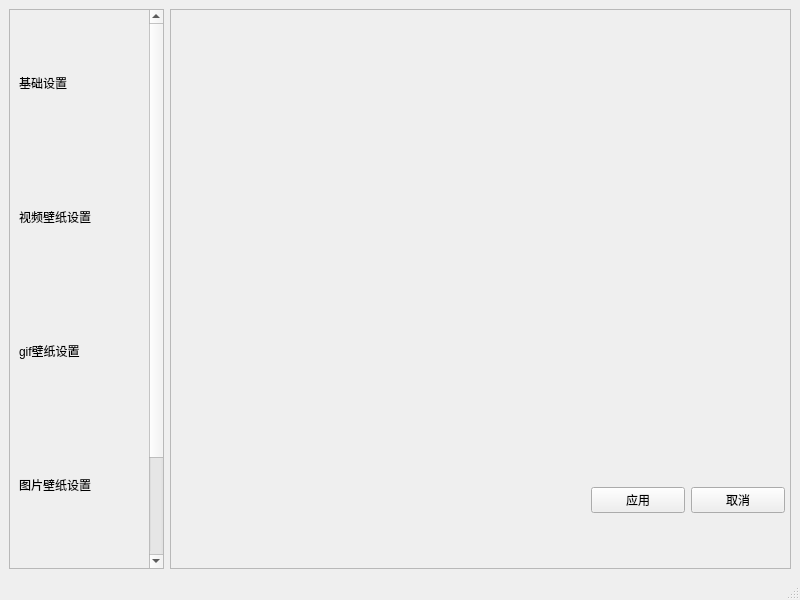
Before: the Qt Designer form DesktopManager/widgets/mainwindow.ui in PureBulb/BulbDesktop, drawn with Qt 5.
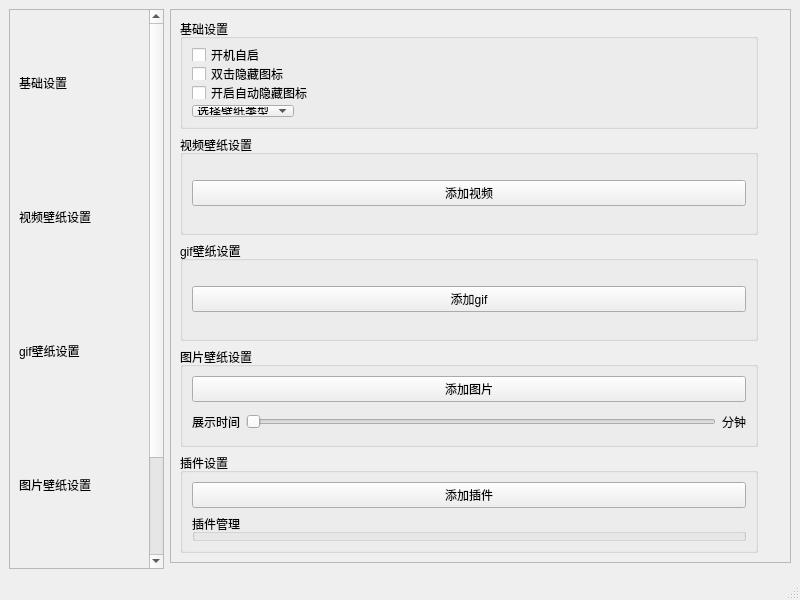
After: the same form once the commit is applied.

The edit to the form file:
```diff
--- a/DesktopManager/widgets/mainwindow.ui
+++ b/DesktopManager/widgets/mainwindow.ui
@@ -15,54 +15,7 @@
   </property>
   <widget class="QWidget" name="centralwidget">
    <layout class="QGridLayout" name="gridLayout" columnstretch="2,8">
-    <item row="0" column="1">
-     <layout class="QVBoxLayout" name="verticalLayout_2">
-      <item>
-       <widget class="QScrollArea" name="scrollArea_2">
-        <property name="widgetResizable">
-         <bool>true</bool>
-        </property>
-        <widget class="QWidget" name="scrollAreaWidgetContents_2">
-         <property name="geometry">
-          <rect>
-           <x>0</x>
-           <y>0</y>
-           <width>617</width>
-           <height>527</height>
-          </rect>
-         </property>
-         <widget class="QWidget" name="horizontalLayoutWidget">
-          <property name="geometry">
-           <rect>
-            <x>420</x>
-            <y>450</y>
-            <width>194</width>
-            <height>80</height>
-           </rect>
-          </property>
-          <layout class="QHBoxLayout" name="horizontalLayout">
-           <item>
-            <widget class="QPushButton" name="applyButton">
-             <property name="text">
-              <string>应用</string>
-             </property>
-            </widget>
-           </item>
-           <item>
-            <widget class="QPushButton" name="cancelButton">
-             <property name="text">
-              <string>取消</string>
-             </property>
-            </widget>
-           </item>
-          </layout>
-         </widget>
-        </widget>
-       </widget>
-      </item>
-     </layout>
-    </item>
-    <item row="0" column="0">
+    <item row="0" column="0" rowspan="2">
      <layout class="QVBoxLayout" name="verticalLayout">
       <item>
        <widget class="QScrollArea" name="labelsScrollArea">
@@ -143,6 +96,257 @@
              <string>插件设置</string>
             </property>
            </widget>
+          </item>
+         </layout>
+         <zorder>graphCfgLabel</zorder>
+         <zorder>pluginCfgLabel</zorder>
+         <zorder>baseCfgLabel</zorder>
+         <zorder>videoCfgLabel</zorder>
+         <zorder>gifCfgLabel</zorder>
+        </widget>
+       </widget>
+      </item>
+     </layout>
+    </item>
+    <item row="0" column="1">
+     <layout class="QVBoxLayout" name="verticalLayout_2">
+      <item>
+       <widget class="QScrollArea" name="ConfigScrollArea">
+        <property name="horizontalScrollBarPolicy">
+         <enum>Qt::ScrollBarAlwaysOff</enum>
+        </property>
+        <property name="sizeAdjustPolicy">
+         <enum>QAbstractScrollArea::AdjustToContents</enum>
+        </property>
+        <property name="widgetResizable">
+         <bool>false</bool>
+        </property>
+        <widget class="QWidget" name="scrollAreaWidgetContents_2">
+         <property name="geometry">
+          <rect>
+           <x>0</x>
+           <y>-25</y>
+           <width>596</width>
+           <height>552</height>
+          </rect>
+         </property>
+         <layout class="QGridLayout" name="gridLayout_2">
+          <item row="0" column="0">
+           <layout class="QVBoxLayout" name="baseCfgLayout">
+            <item>
+             <widget class="QGroupBox" name="baseCfgGroupBox">
+              <property name="minimumSize">
+               <size>
+                <width>0</width>
+                <height>100</height>
+               </size>
+              </property>
+              <property name="title">
+               <string>基础设置</string>
+              </property>
+              <layout class="QVBoxLayout" name="verticalLayout_5">
+               <item>
+                <widget class="QCheckBox" name="autoLaunchCheckBox">
+                 <property name="text">
+                  <string>开机自启</string>
+                 </property>
+                </widget>
+               </item>
+               <item>
+                <widget class="QCheckBox" name="doubleClickedHideCheckBox">
+                 <property name="text">
+                  <string>双击隐藏图标</string>
+                 </property>
+                </widget>
+               </item>
+               <item>
+                <widget class="QCheckBox" name="autoHideCheckBox">
+                 <property name="text">
+                  <string>开启自动隐藏图标</string>
+                 </property>
+                </widget>
+               </item>
+               <item>
+                <layout class="QHBoxLayout" name="horizontalLayout">
+                 <item>
+                  <widget class="QComboBox" name="comboBox">
+                   <item>
+                    <property name="text">
+                     <string>选择壁纸类型</string>
+                    </property>
+                   </item>
+                   <item>
+                    <property name="text">
+                     <string>图片壁纸</string>
+                    </property>
+                   </item>
+                   <item>
+                    <property name="text">
+                     <string>gif壁纸</string>
+                    </property>
+                   </item>
+                   <item>
+                    <property name="text">
+                     <string>视频壁纸</string>
+                    </property>
+                   </item>
+                  </widget>
+                 </item>
+                 <item>
+                  <spacer name="horizontalSpacer">
+                   <property name="orientation">
+                    <enum>Qt::Horizontal</enum>
+                   </property>
+                   <property name="sizeHint" stdset="0">
+                    <size>
+                     <width>40</width>
+                     <height>20</height>
+                    </size>
+                   </property>
+                  </spacer>
+                 </item>
+                </layout>
+               </item>
+              </layout>
+             </widget>
+            </item>
+           </layout>
+          </item>
+          <item row="1" column="0">
+           <layout class="QVBoxLayout" name="videoCfgLayout">
+            <item>
+             <widget class="QGroupBox" name="videoCfgGroupBox">
+              <property name="minimumSize">
+               <size>
+                <width>0</width>
+                <height>100</height>
+               </size>
+              </property>
+              <property name="title">
+               <string>视频壁纸设置</string>
+              </property>
+              <layout class="QVBoxLayout" name="verticalLayout_6">
+               <item>
+                <widget class="QPushButton" name="pushButton">
+                 <property name="text">
+                  <string>添加视频</string>
+                 </property>
+                </widget>
+               </item>
+              </layout>
+             </widget>
+            </item>
+           </layout>
+          </item>
+          <item row="2" column="0">
+           <layout class="QVBoxLayout" name="gifCfgLayout">
+            <item>
+             <widget class="QGroupBox" name="gifCfgGroupBox">
+              <property name="minimumSize">
+               <size>
+                <width>0</width>
+                <height>100</height>
+               </size>
+              </property>
+              <property name="title">
+               <string>gif壁纸设置</string>
+              </property>
+              <layout class="QVBoxLayout" name="verticalLayout_7">
+               <item>
+                <widget class="QPushButton" name="pushButton_2">
+                 <property name="text">
+                  <string>添加gif</string>
+                 </property>
+                </widget>
+               </item>
+              </layout>
+             </widget>
+            </item>
+           </layout>
+          </item>
+          <item row="3" column="0">
+           <layout class="QVBoxLayout" name="graphCfgLayout">
+            <item>
+             <widget class="QGroupBox" name="graphCfgGroupBox">
+              <property name="minimumSize">
+               <size>
+                <width>0</width>
+                <height>100</height>
+               </size>
+              </property>
+              <property name="title">
+               <string>图片壁纸设置</string>
+              </property>
+              <layout class="QVBoxLayout" name="verticalLayout_8">
+               <item>
+                <widget class="QPushButton" name="pushButton_3">
+                 <property name="text">
+                  <string>添加图片</string>
+                 </property>
+                </widget>
+               </item>
+               <item>
+                <layout class="QHBoxLayout" name="horizontalLayout_2">
+                 <item>
+                  <widget class="QLabel" name="label">
+                   <property name="text">
+                    <string>展示时间</string>
+                   </property>
+                  </widget>
+                 </item>
+                 <item>
+                  <widget class="QSlider" name="horizontalSlider">
+                   <property name="orientation">
+                    <enum>Qt::Horizontal</enum>
+                   </property>
+                  </widget>
+                 </item>
+                 <item>
+                  <widget class="QLabel" name="label_2">
+                   <property name="text">
+                    <string>分钟</string>
+                   </property>
+                  </widget>
+                 </item>
+                </layout>
+               </item>
+              </layout>
+             </widget>
+            </item>
+           </layout>
+          </item>
+          <item row="4" column="0">
+           <layout class="QVBoxLayout" name="pluginCfgLayout">
+            <item>
+             <widget class="QGroupBox" name="pluginCfgGroupBox">
+              <property name="minimumSize">
+               <size>
+                <width>0</width>
+                <height>100</height>
+               </size>
+              </property>
+              <property name="title">
+               <string>插件设置</string>
+              </property>
+              <layout class="QVBoxLayout" name="verticalLayout_9">
+               <item>
+                <widget class="QPushButton" name="pushButton_4">
+                 <property name="text">
+                  <string>添加插件</string>
+                 </property>
+                </widget>
+               </item>
+               <item>
+                <widget class="QGroupBox" name="groupBox">
+                 <property name="title">
+                  <string>插件管理</string>
+                 </property>
+                </widget>
+               </item>
+              </layout>
+             </widget>
+            </item>
+           </layout>
           </item>
          </layout>
         </widget>
```
Left out of the diff: 4 changed lines with no effect on the pictures.
